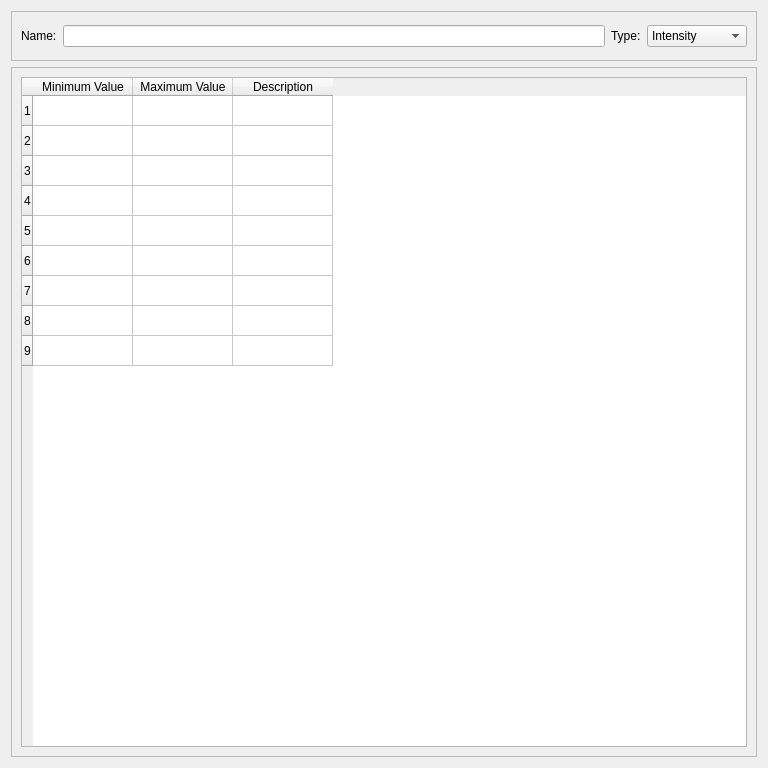
Old version of the form LightDrive/FixtureEditor/channel_editor.ui in the repository Nmstr/LightDrive.
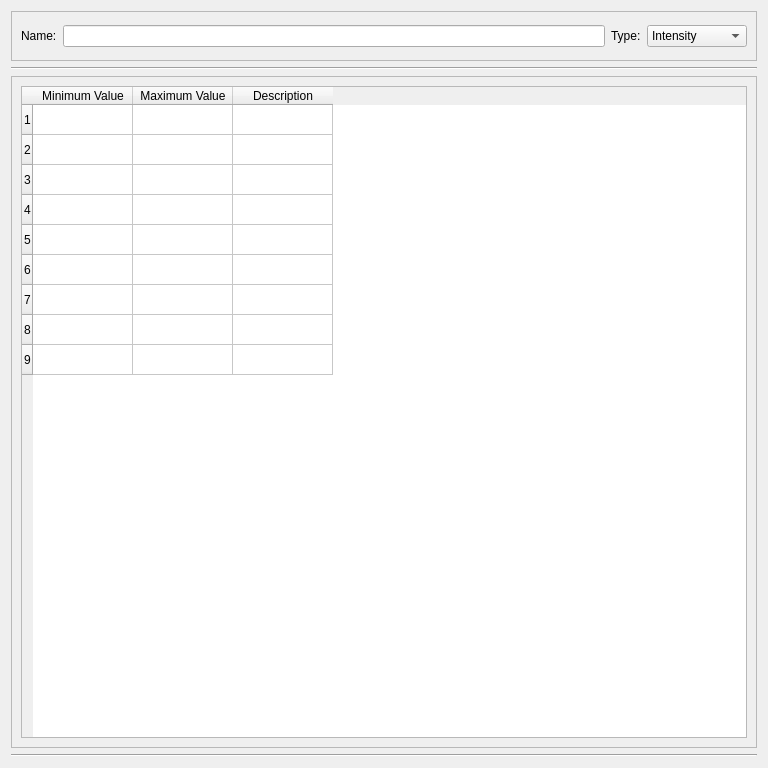
New version of the form.

Diff of the .ui file:
```diff
--- a/LightDrive/FixtureEditor/channel_editor.ui
+++ b/LightDrive/FixtureEditor/channel_editor.ui
@@ -144,6 +144,13 @@
      </layout>
     </widget>
    </item>
+   <item>
+    <widget class="Line" name="line">
+     <property name="orientation">
+      <enum>Qt::Orientation::Horizontal</enum>
+     </property>
+    </widget>
+   </item>
    <item>
     <widget class="QFrame" name="channel_table_container">
      <property name="sizePolicy">
@@ -193,6 +200,13 @@
      </layout>
     </widget>
    </item>
+   <item>
+    <widget class="Line" name="line_2">
+     <property name="orientation">
+      <enum>Qt::Orientation::Horizontal</enum>
+     </property>
+    </widget>
+   </item>
   </layout>
  </widget>
  <resources>
```
Left out of the diff: 4 changed lines with no effect on the pictures.
